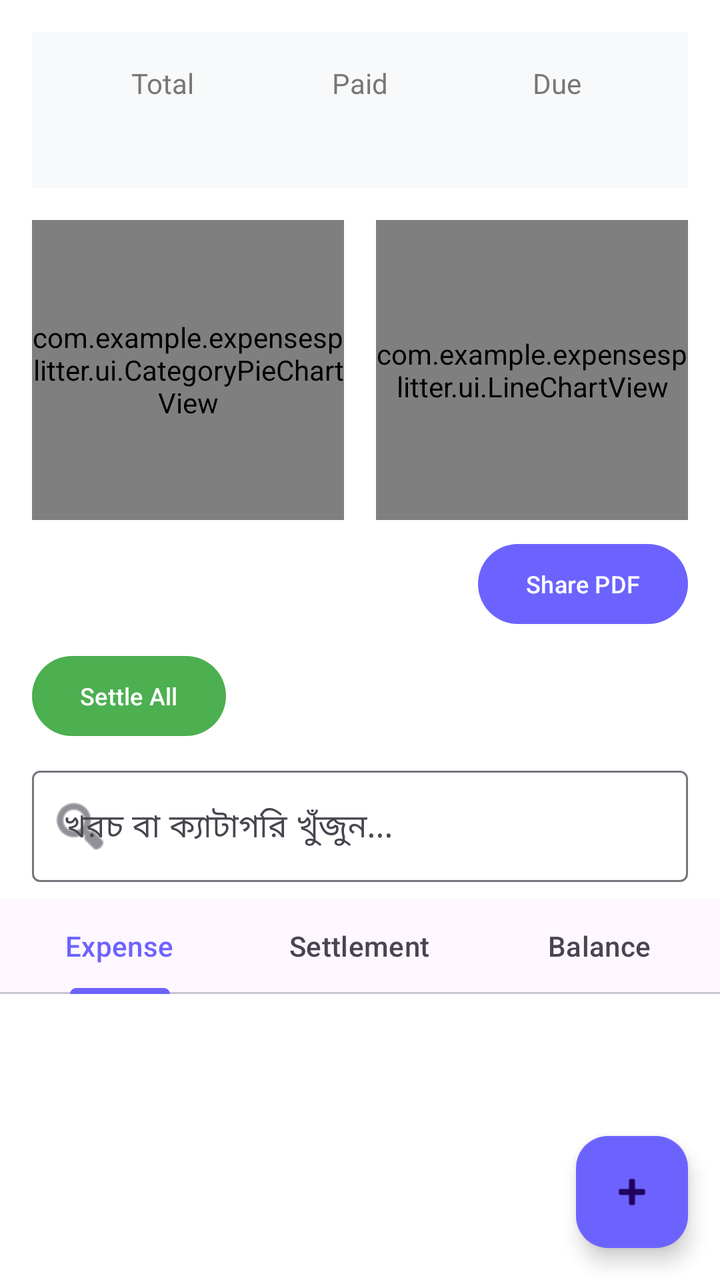
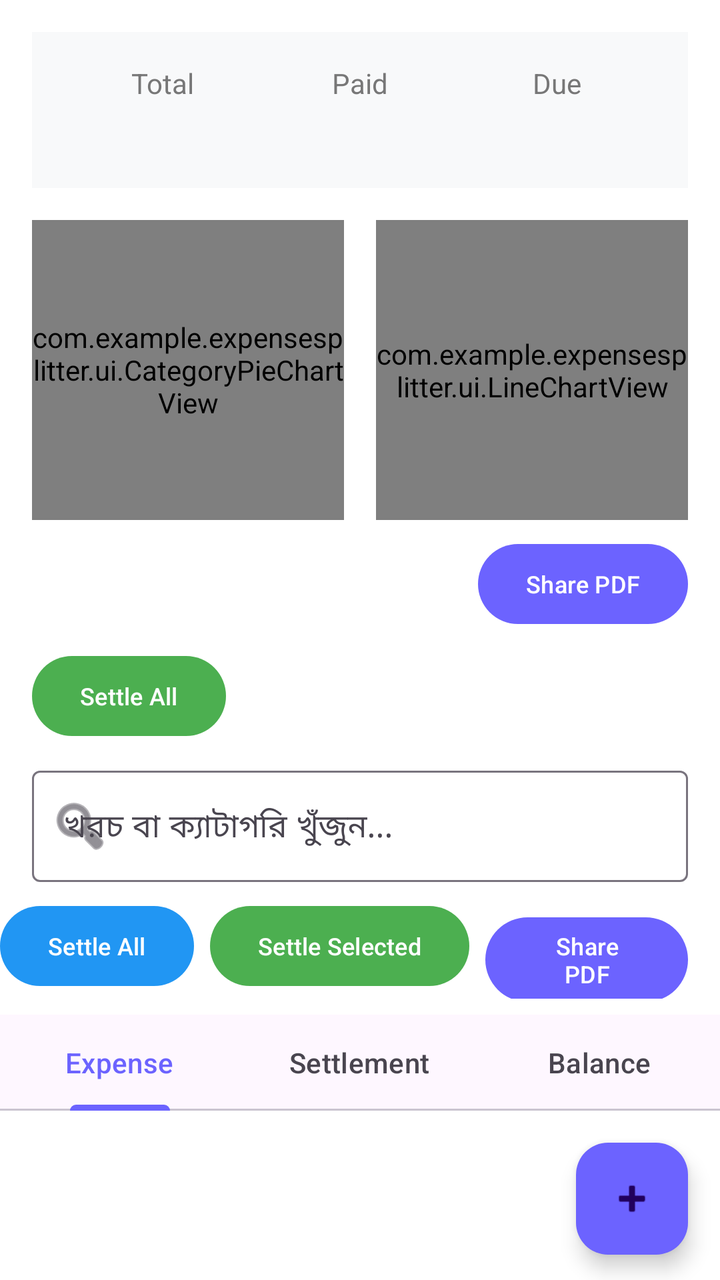

Before-and-after screenshots of an Android layout around one commit, followed by the original layout XML and the change that was made.
<!-- AndroidManifest.xml: application theme Theme.ExpenseSplitter -->
<!-- res/layout/activity_group_detail.xml -->
<?xml version="1.0" encoding="utf-8"?>
<LinearLayout xmlns:android="http://schemas.android.com/apk/res/android"
    xmlns:app="http://schemas.android.com/apk/res-auto"
    android:orientation="vertical"
    android:layout_width="match_parent"
    android:layout_height="match_parent"
    android:background="@color/bg_color">

    
    <LinearLayout
        android:layout_width="match_parent"
        android:layout_height="wrap_content"
        android:orientation="horizontal"
        android:padding="16dp"
        android:background="#F8F9FA"
        android:layout_margin="16dp">
        
        <LinearLayout android:layout_width="0dp" android:layout_height="wrap_content" android:layout_weight="1" android:orientation="vertical" android:gravity="center">
            <TextView android:layout_width="wrap_content" android:layout_height="wrap_content" android:text="Total" android:textSize="14sp" android:textColor="#777777"/>
            <TextView android:id="@+id/tvTotal" android:layout_width="wrap_content" android:layout_height="wrap_content" android:textStyle="bold" android:textSize="20sp"/>
        </LinearLayout>
        
        <LinearLayout android:layout_width="0dp" android:layout_height="wrap_content" android:layout_weight="1" android:orientation="vertical" android:gravity="center">
            <TextView android:layout_width="wrap_content" android:layout_height="wrap_content" android:text="Paid" android:textSize="14sp" android:textColor="#777777"/>
            <TextView android:id="@+id/tvPaid" android:layout_width="wrap_content" android:layout_height="wrap_content" android:textStyle="bold" android:textSize="20sp" android:textColor="#2E7D32"/>
        </LinearLayout>
        
        <LinearLayout android:layout_width="0dp" android:layout_height="wrap_content" android:layout_weight="1" android:orientation="vertical" android:gravity="center">
            <TextView android:layout_width="wrap_content" android:layout_height="wrap_content" android:text="Due" android:textSize="14sp" android:textColor="#777777"/>
            <TextView android:id="@+id/tvDue" android:layout_width="wrap_content" android:layout_height="wrap_content" android:textStyle="bold" android:textSize="20sp" android:textColor="#C62828"/>
        </LinearLayout>
    </LinearLayout>

    
    <LinearLayout
        android:layout_width="match_parent"
        android:layout_height="150dp"
        android:orientation="horizontal"
        android:paddingHorizontal="16dp"
        android:layout_marginBottom="8dp">

        <com.example.expensesplitter.ui.CategoryPieChartView
            android:id="@+id/categoryPieChart"
            android:layout_width="0dp"
            android:layout_height="match_parent"
            android:layout_weight="1"
            android:layout_marginEnd="8dp"/>

         <com.example.expensesplitter.ui.LineChartView
            android:id="@+id/lineChart"
            android:layout_width="0dp"
            android:layout_height="match_parent"
            android:layout_weight="1"
            android:layout_marginStart="8dp"/>
    </LinearLayout>

    <com.google.android.material.button.MaterialButton
        android:id="@+id/btnSharePdf"
        android:layout_width="wrap_content"
        android:layout_height="wrap_content"
        android:text="Share PDF"
        android:textSize="12sp"
        android:layout_gravity="end"
        android:layout_marginEnd="16dp"
        android:layout_marginBottom="8dp"
        app:backgroundTint="#6C63FF"/>
     <com.google.android.material.button.MaterialButton
        android:id="@+id/btnSettleAll"
        android:layout_width="wrap_content"
        android:layout_height="wrap_content"
        android:text="Settle All"
        android:textSize="12sp"
        android:layout_marginStart="16dp"
        android:layout_marginBottom="8dp"
        app:backgroundTint="#4CAF50"/>
        
    <com.google.android.material.textfield.TextInputLayout
        style="@style/Widget.Material3.TextInputLayout.OutlinedBox"
        android:layout_width="match_parent"
        android:layout_height="wrap_content"
        android:layout_marginHorizontal="16dp"
        android:layout_marginBottom="8dp"
        app:startIconDrawable="@android:drawable/ic_menu_search">
        <com.google.android.material.textfield.TextInputEditText
            android:id="@+id/etSearchExpense"
            android:layout_width="match_parent"
            android:layout_height="wrap_content"
            android:hint="খরচ বা ক্যাটাগরি খুঁজুন..."
            android:inputType="text"/>
    </com.google.android.material.textfield.TextInputLayout>

    <com.google.android.material.tabs.TabLayout
        android:id="@+id/tabLayout"
        android:layout_width="match_parent"
        android:layout_height="wrap_content">
        <com.google.android.material.tabs.TabItem android:text="Expense"/>
        <com.google.android.material.tabs.TabItem android:text="Settlement"/>
        <com.google.android.material.tabs.TabItem android:text="Balance"/>
    </com.google.android.material.tabs.TabLayout>

    <androidx.recyclerview.widget.RecyclerView
        android:id="@+id/recyclerView"
        android:layout_width="match_parent"
        android:layout_height="0dp"
        android:layout_weight="1"
        android:padding="8dp"/>

    <com.google.android.material.floatingactionbutton.FloatingActionButton
        android:id="@+id/fabAdd"
        android:layout_width="wrap_content"
        android:layout_height="wrap_content"
        android:layout_gravity="end|bottom"
        android:layout_margin="16dp"
        android:src="@android:drawable/ic_input_add"
        app:backgroundTint="#6C63FF"/>
</LinearLayout>
<!-- resources referenced by this layout -->
<resources>
  <color name="bg_color">#FFFFFF</color>
  <style name="Theme.ExpenseSplitter" parent="Theme.Material3.DayNight.NoActionBar">
          <item name="colorPrimary">@color/purple_primary</item>
          <item name="android:windowBackground">@color/bg_color</item>
          <item name="android:statusBarColor">@color/bg_color</item>
          <item name="android:windowLightStatusBar">true</item>
      </style>
  <color name="purple_primary">#6C63FF</color>
</resources>

<!-- the commit's change to res/layout/activity_group_detail.xml (unified diff, before → after) -->
@@ -88,6 +88,41 @@
             android:hint="খরচ বা ক্যাটাগরি খুঁজুন..."
             android:inputType="text"/>
     </com.google.android.material.textfield.TextInputLayout>
+        
+    <LinearLayout
+        android:layout_width="match_parent"
+        android:layout_height="wrap_content"
+        android:orientation="horizontal"
+        android:gravity="end"
+        android:layout_marginEnd="16dp"
+        android:layout_marginBottom="8dp">
+
+        <com.google.android.material.button.MaterialButton
+            android:id="@+id/btnSettleAll"
+            android:layout_width="wrap_content"
+            android:layout_height="wrap_content"
+            android:text="Settle All"
+            android:textSize="12sp"
+            android:layout_marginEnd="8dp"
+            app:backgroundTint="#2196F3"/>
+
+        <com.google.android.material.button.MaterialButton
+            android:id="@+id/btnSettleSelected"
+            android:layout_width="wrap_content"
+            android:layout_height="wrap_content"
+            android:text="Settle Selected"
+            android:textSize="12sp"
+            android:layout_marginEnd="8dp"
+            app:backgroundTint="#4CAF50"/>
+
+        <com.google.android.material.button.MaterialButton
+            android:id="@+id/btnSharePdf"
+            android:layout_width="wrap_content"
+            android:layout_height="wrap_content"
+            android:text="Share PDF"
+            android:textSize="12sp"
+            app:backgroundTint="#6C63FF"/>
+    </LinearLayout>
 
     <com.google.android.material.tabs.TabLayout
         android:id="@+id/tabLayout"
